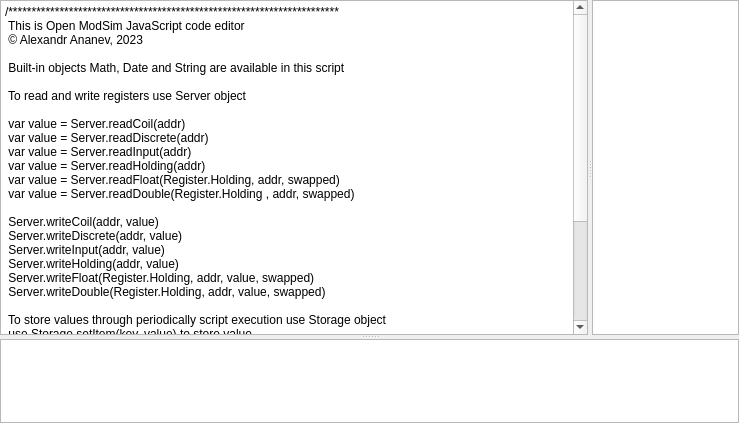
Above: omodsim/controls/scriptcontrol.ui from sanny32/OpenModSim before the change. Below: the same form after it.
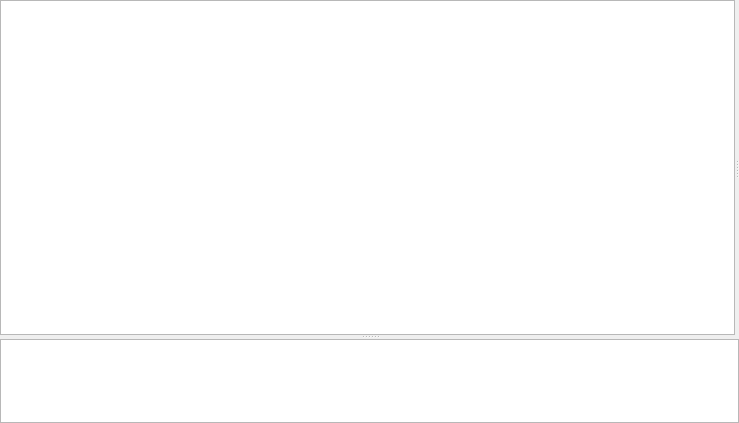
That is the form after the change. Custom widgets are drawn as their Qt base class.

Diff of the .ui file:
```diff
--- a/omodsim/controls/scriptcontrol.ui
+++ b/omodsim/controls/scriptcontrol.ui
@@ -46,39 +46,7 @@
         </sizepolicy>
        </property>
        <property name="plainText">
-        <string>/***********************************************************************
- This is Open ModSim JavaScript code editor
- © Alexandr Ananev, 2023
-
- Built-in objects Math, Date and String are available in this script
-
- To read and write registers use Server object
-
- var value = Server.readCoil(addr)
- var value = Server.readDiscrete(addr)		
- var value = Server.readInput(addr)		
- var value = Server.readHolding(addr)
- var value = Server.readFloat(Register.Holding, addr, swapped)
- var value = Server.readDouble(Register.Holding , addr, swapped)		
-
- Server.writeCoil(addr, value)
- Server.writeDiscrete(addr, value)
- Server.writeInput(addr, value)	
- Server.writeHolding(addr, value)
- Server.writeFloat(Register.Holding, addr, value, swapped)
- Server.writeDouble(Register.Holding, addr, value, swapped)	
-
- To store values through periodically script execution use Storage object
- use Storage.setItem(key, value) to store value
- use Storage.getItem(key) to get stored value 
- 
- To output debug information use console.log() function
-
- To break script execution use Script.stop() function
- To get execution run count of  the script use Script.runCount property. On Script start this property equals 0
- To get execution script period use Script.period property
-************************************************************************/
-</string>
+        <string/>
        </property>
        <property name="tabStopDistance">
         <double>20.000000000000000</double>
@@ -87,14 +55,7 @@
         <string/>
        </property>
       </widget>
-      <widget class="QTextBrowser" name="helper">
-       <property name="sizePolicy">
-        <sizepolicy hsizetype="Expanding" vsizetype="Expanding">
-         <horstretch>1</horstretch>
-         <verstretch>0</verstretch>
-        </sizepolicy>
-       </property>
-      </widget>
+      <widget class="HelpWidget" name="helpWidget"/>
      </widget>
      <widget class="ConsoleOutput" name="console">
       <property name="sizePolicy">
@@ -125,6 +86,12 @@
    <extends>QPlainTextEdit</extends>
    <header>consoleoutput.h</header>
   </customwidget>
+  <customwidget>
+   <class>HelpWidget</class>
+   <extends>QStackedWidget</extends>
+   <header>helpwidget.h</header>
+   <container>1</container>
+  </customwidget>
  </customwidgets>
  <resources/>
  <connections/>
```
